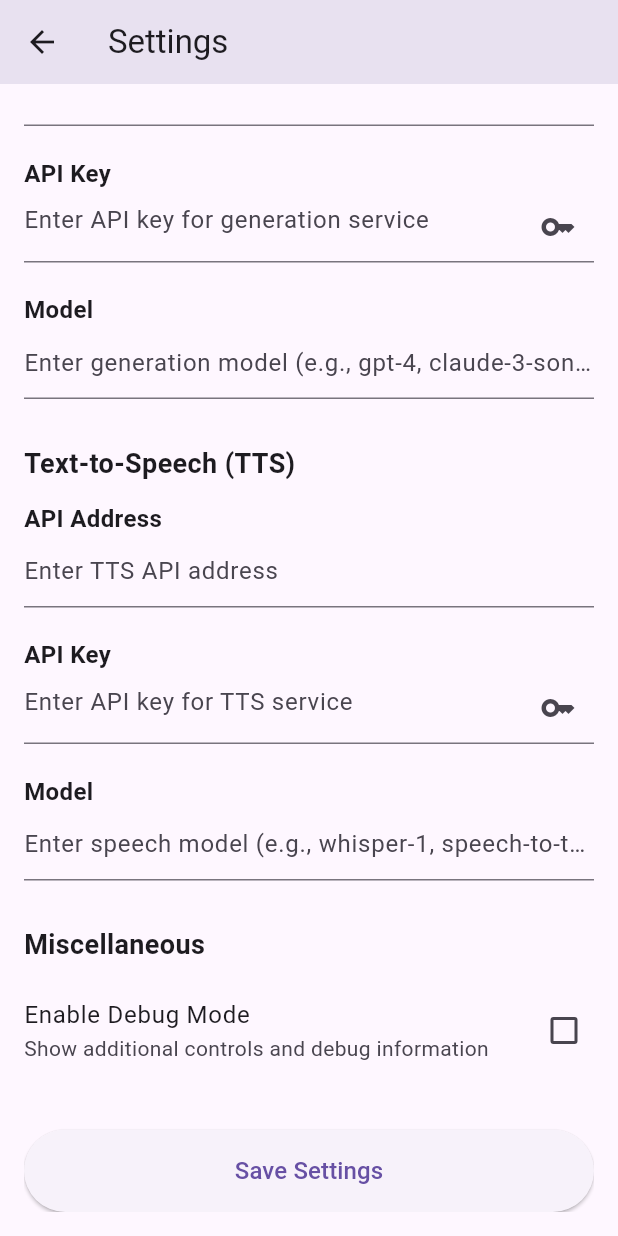
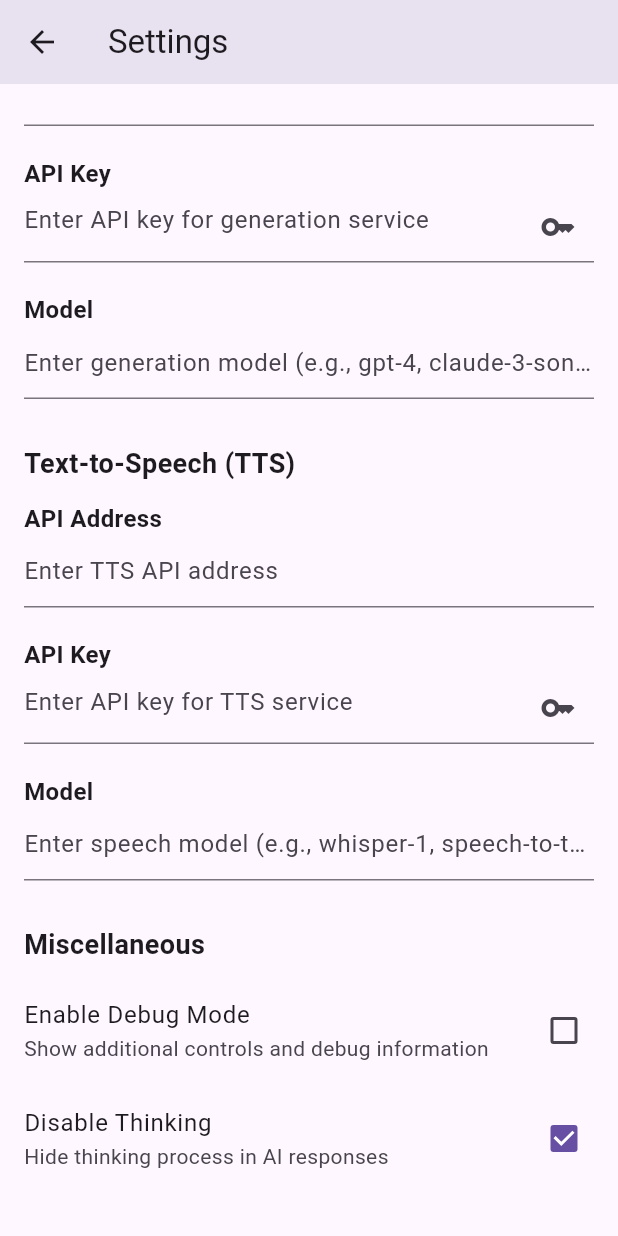
Before and after one commit to odrevet/ai_phone, a Flutter app: the Settings screen opened directly, scrolled down 97 dp, on a phone screen of 412 x 824 dp. Run offline on Flutter 3.47's test engine with Material 3 defaults, Android fonts, the phone set to English and light mode, and no system bars; our stand-ins replace audioplayers, flutter_chat_bubble, shared_preferences, speech_to_text; accounts and stored records are empty.

Commit message:
disable thinking option

```diff
--- a/lib/widgets/settings.dart
+++ b/lib/widgets/settings.dart
@@ -2,11 +2,13 @@ import 'package:flutter/material.dart';
 import 'package:shared_preferences/shared_preferences.dart';
 
 class Settings extends StatefulWidget {
+  const Settings({super.key});
+
   @override
-  _SettingsState createState() => _SettingsState();
+  SettingsState createState() => SettingsState();
 }
 
-class _SettingsState extends State<Settings> {
+class SettingsState extends State<Settings> {
   final TextEditingController _openAIController = TextEditingController();
   final TextEditingController _ttsController = TextEditingController();
   final TextEditingController _generationModelController = TextEditingController();
@@ -14,6 +16,7 @@ class _SettingsState extends State<Settings> {
   final TextEditingController _apiKeyGenerationController = TextEditingController();
   final TextEditingController _apiKeyTtsController = TextEditingController();
   bool _debugMode = false;
+  bool _disableThinking = true; // Default to true (disabled)
 
   @override
   void initState() {
@@ -31,6 +34,7 @@ class _SettingsState extends State<Settings> {
       _apiKeyGenerationController.text = prefs.getString('api_key_generation') ?? '';
       _apiKeyTtsController.text = prefs.getString('api_key_tts') ?? '';
       _debugMode = prefs.getBool('debug_mode') ?? false;
+      _disableThinking = prefs.getBool('disable_thinking') ?? true;
     });
   }
 
@@ -43,6 +47,7 @@ class _SettingsState extends State<Settings> {
     await prefs.setString('api_key_generation', _apiKeyGenerationController.text);
     await prefs.setString('api_key_tts', _apiKeyTtsController.text);
     await prefs.setBool('debug_mode', _debugMode);
+    await prefs.setBool('disable_thinking', _disableThinking);
     ScaffoldMessenger.of(
       context,
     ).showSnackBar(SnackBar(content: Text('Settings saved')));
@@ -155,6 +160,17 @@ class _SettingsState extends State<Settings> {
                 },
                 contentPadding: EdgeInsets.zero,
               ),
+              CheckboxListTile(
+                title: Text('Disable Thinking'),
+                subtitle: Text('Hide thinking process in AI responses'),
+                value: _disableThinking,
+                onChanged: (bool? value) {
+                  setState(() {
+                    _disableThinking = value ?? true;
+                  });
+                },
+                contentPadding: EdgeInsets.zero,
+              ),
               SizedBox(height: 30),
               SizedBox(
                 width: double.infinity,
```
Also changed, not shown: lib/main.dart (+9 -3 lines), lib/widgets/phone_view.dart (+4 -4 lines), lib/widgets/sms_view.dart (+10 -8 lines).
